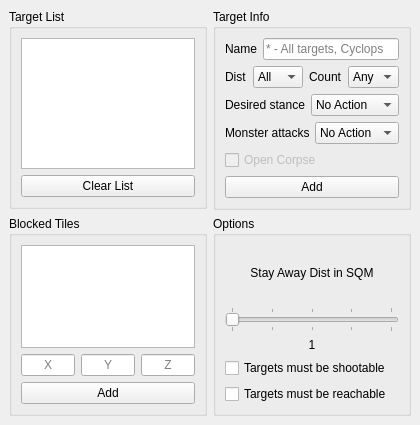
Qt form MVC/View/Targeting/TargetingView.ui (enzerah/EasyBot_GUI) before a commit.
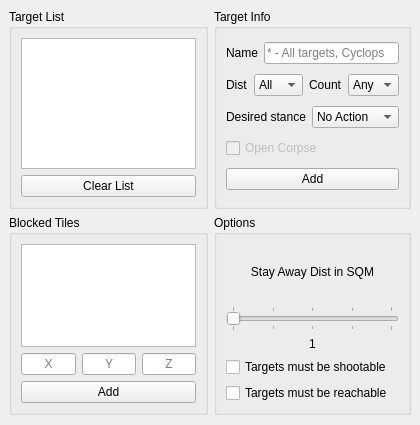
The same form after that commit.

The edit to the form file:
```diff
--- a/MVC/View/Targeting/TargetingView.ui
+++ b/MVC/View/Targeting/TargetingView.ui
@@ -292,51 +292,6 @@
          </item>
         </layout>
        </item>
-       <item>
-        <layout class="QHBoxLayout" name="horizontalLayout_5">
-         <item>
-          <widget class="QLabel" name="label_5">
-           <property name="sizePolicy">
-            <sizepolicy hsizetype="Fixed" vsizetype="Fixed">
-             <horstretch>0</horstretch>
-             <verstretch>0</verstretch>
-            </sizepolicy>
-           </property>
-           <property name="text">
-            <string>Monster attacks</string>
-           </property>
-           <property name="buddy">
-            <cstring>monsterAttacks_comboBox</cstring>
-           </property>
-          </widget>
-         </item>
-         <item>
-          <widget class="QComboBox" name="monsterAttacks_comboBox">
-           <property name="sizePolicy">
-            <sizepolicy hsizetype="Expanding" vsizetype="Fixed">
-             <horstretch>0</horstretch>
-             <verstretch>0</verstretch>
-            </sizepolicy>
-           </property>
-           <item>
-            <property name="text">
-             <string>No Action</string>
-            </property>
-           </item>
-           <item>
-            <property name="text">
-             <string>Face Target</string>
-            </property>
-           </item>
-           <item>
-            <property name="text">
-             <string>Avoid Waves</string>
-            </property>
-           </item>
-          </widget>
-         </item>
-        </layout>
-       </item>
        <item>
         <widget class="QCheckBox" name="open_checkBox">
          <property name="enabled">
```
